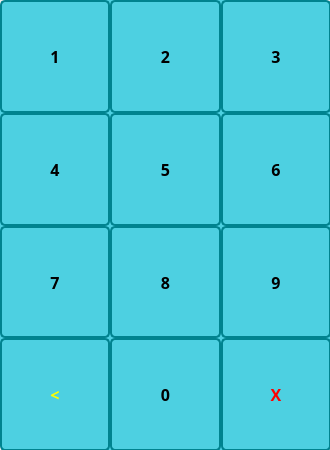
Before: the Qt Designer form widgets/keypad.ui in Pooria4484/vendig_gui, drawn with Qt 5.
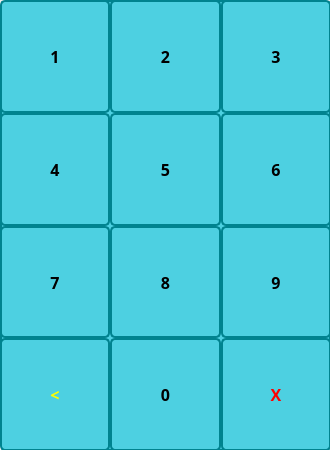
After: the same form once the commit is applied.

Commit message: fix keyboard style and add signals

```diff
--- a/widgets/keypad.ui
+++ b/widgets/keypad.ui
@@ -23,30 +23,62 @@
     </rect>
    </property>
    <property name="styleSheet">
-    <string notr="true">QWidget {
-	background-color: #4DD0E1;  /* Light blue background */
-	color: #FFFFFF;  /* Black text color */
-	border: 2px solid #4DD0E1;  /* Dark blue border */
-	border-radius: 10px;  /* Rounded corners */
-	font-size: 12px;  /* Text size */
-}
-
-QPushButton {
+    <string notr="true">/* General Widget Styling */
+QWidget {
     background-color: #4DD0E1;  /* Light blue background */
     color: #000000;  /* Black text color */
+    border: 2px solid #00838F;  /* Darker blue border */
+    border-radius: 10px;  /* Rounded corners */
+    font-size: 12px;  /* Text size */
+}
+
+/* Default QPushButton Style */
+QPushButton {
+    background-color: #4DD0E1;  /* Light blue background */
+    color: #000000;  /* Black text */
     border: 2px solid #00838F;  /* Dark blue border */
     border-radius: 5px;  /* Rounded corners */
     font-size: 16px;  /* Text size */
+    padding: 8px;  /* Default padding */
+    font-weight: bold;
 }
 
-QPushButton:pressed {
-    background-color: #B2EBF2;  /* Cornflower blue when pressed */
-}
-
+/* Hover Effect */
 QPushButton:hover {
     background-color: #4DD0E1;  /* Light sky blue on hover */
 }
 
+/* Pressed Effect (Simulating Click Animation) */
+QPushButton:pressed {
+    background-color: #B2EBF2;  /* Light cyan when pressed */
+    border: 3px solid #004D40;  /* Darker teal border */
+    padding: 6px;  /* Reduce padding to simulate a &quot;pressed&quot; effect */
+}
+
+/* Disabled Button */
+QPushButton:disabled {
+    background-color: #80DEEA;  /* Faded light blue */
+    color: #B0BEC5;  /* Light gray text */
+    border: 2px solid #00838F;
+}
+
+/* Custom Styling for Numeric Keypad Buttons */
+QPushButton.numeric {
+    background-color: #4DD0E1;
+    color: #000000;
+    font-size: 18px;
+    font-weight: bold;
+}
+
+QPushButton.numeric:hover {
+    background-color: #26C6DA;
+}
+
+QPushButton.numeric:pressed {
+    background-color: #B2EBF2;
+    border: 3px solid #004D40;
+    padding: 6px;
+}
 </string>
    </property>
    <widget class="QWidget" name="layoutWidget">
```
Left out of the diff: 3 changed lines with no effect on the pictures. The commit also changes 5 other files.
